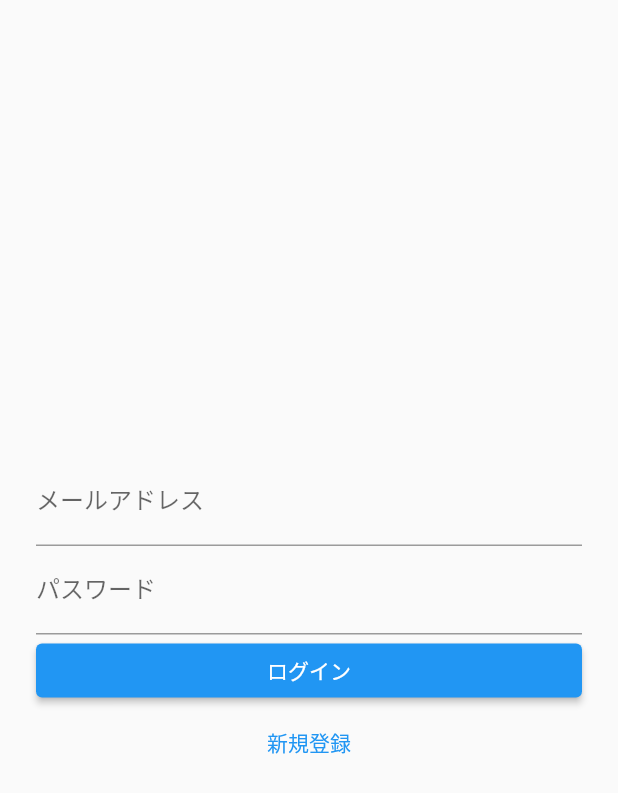
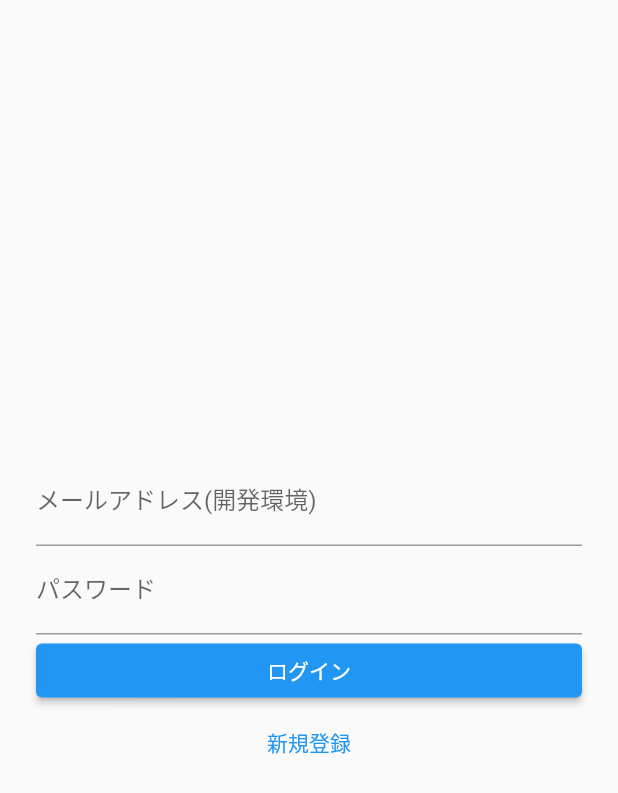
Before and after one commit to matttake/Habitual_Records, a Flutter app: the screen it shows after launch, on a phone screen of 412 x 824 dp. Shown: the top 793 px of the screen. Run offline on Flutter 3.47's test engine with Material 2 defaults, Android fonts, the phone set to English and light mode, and no system bars; our stand-ins replace cloud_firestore, dropdown_button2, firebase_auth, firebase_core, fl_chart, flutter_riverpod; accounts and stored records are empty.

Commit message:
✨feat: Firestoreの環境(本番/開発)分け

```diff
--- /dev/null
+++ b/lib/common/is_release.dart
@@ -0,0 +1,10 @@
+// 本番かリリースかを判断する
+// releaseモードならtrueを返す
+bool isRelease() {
+  bool isRelease;
+  // release環境ならtrue
+  const bool.fromEnvironment('dart.vm.product')
+      ? isRelease = true
+      : isRelease = false;
+  return isRelease;
+}
--- a/lib/pages/home/home.dart
+++ b/lib/pages/home/home.dart
@@ -1,6 +1,7 @@
 import 'package:flutter/material.dart';
 import 'package:flutter_riverpod/flutter_riverpod.dart';
 import '../../common/dropdown.dart';
+import '../../common/is_release.dart';
 import '../../const/const.dart';
 import '../record/record.dart';
 import '../setup/setup.dart';
@@ -42,7 +43,7 @@ class Home extends ConsumerWidget {
 
           return Scaffold(
             appBar: AppBar(
-              title: const Text('習慣化記録'),
+              title: Text(isRelease() ? '習慣化記録' : '習慣化記録(開発環境)'),
               leading: IconButton(
                 icon: const Icon(Icons.settings),
                 iconSize: 20,
--- a/lib/pages/login/login.dart
+++ b/lib/pages/login/login.dart
@@ -1,6 +1,7 @@
 import 'package:firebase_auth/firebase_auth.dart';
 import 'package:flutter/material.dart';
 import 'package:flutter_riverpod/flutter_riverpod.dart';
+import '../../common/is_release.dart';
 import '../home/home.dart';
 import 'login_model.dart';
 import 'new.dart';
@@ -29,7 +30,9 @@ class Login extends StatelessWidget {
                 children: <Widget>[
                   // メールアドレス入力
                   TextFormField(
-                    decoration: const InputDecoration(labelText: 'メールアドレス'),
+                    decoration: InputDecoration(
+                      labelText: isRelease() ? 'メールアドレス' : 'メールアドレス(開発環境)',
+                    ),
                     onChanged: emailStateProvider.setStr,
                   ),
 
--- a/lib/pages/login/new.dart
+++ b/lib/pages/login/new.dart
@@ -2,6 +2,7 @@ import 'package:firebase_auth/firebase_auth.dart';
 import 'package:flutter/material.dart';
 import 'package:flutter_riverpod/flutter_riverpod.dart';
 import '../../common/dialog.dart';
+import '../../common/is_release.dart';
 import '../setup/setup.dart';
 import 'login_model.dart';
 
@@ -42,7 +43,9 @@ class NewBody extends StatelessWidget {
                 children: <Widget>[
                   // メールアドレス入力
                   TextFormField(
-                    decoration: const InputDecoration(labelText: 'メールアドレス'),
+                    decoration: InputDecoration(
+                      labelText: isRelease() ? 'メールアドレス' : 'メールアドレス(開発環境)',
+                    ),
                     onChanged: emailStateProvider.setStr,
                   ),
 
--- a/lib/pages/record/record.dart
+++ b/lib/pages/record/record.dart
@@ -1,4 +1,5 @@
 import 'package:flutter/material.dart';
+import '../../common/is_release.dart';
 import 'record_model.dart';
 
 class Record extends StatelessWidget {
@@ -9,7 +10,7 @@ class Record extends StatelessWidget {
   Widget build(BuildContext context) {
     return Scaffold(
       appBar: AppBar(
-        title: Text(text),
+        title: Text(text + (isRelease() ? '' : '(開発環境)')),
         // 引数のtextの値でIconButton表示/非表示を判定
         actions: (() {
           if (text == '月毎の記録') {
--- a/lib/pages/target/target.dart
+++ b/lib/pages/target/target.dart
@@ -3,6 +3,7 @@ import 'package:flutter_riverpod/flutter_riverpod.dart';
 import 'package:habitual_records/pages/target/target_model.dart';
 import '../../common/dialog.dart';
 import '../../common/dropdown.dart';
+import '../../common/is_release.dart';
 import '../../const/const.dart';
 import '../home/home.dart';
 
@@ -13,7 +14,7 @@ class Target extends StatelessWidget {
   Widget build(BuildContext context) {
     return Scaffold(
       appBar: AppBar(
-        title: const Text('目標の設定'),
+        title: Text(isRelease() ? '目標の設定' : '目標の設定(開発環境)'),
       ),
       body: const TargetBody(),
     );
```
